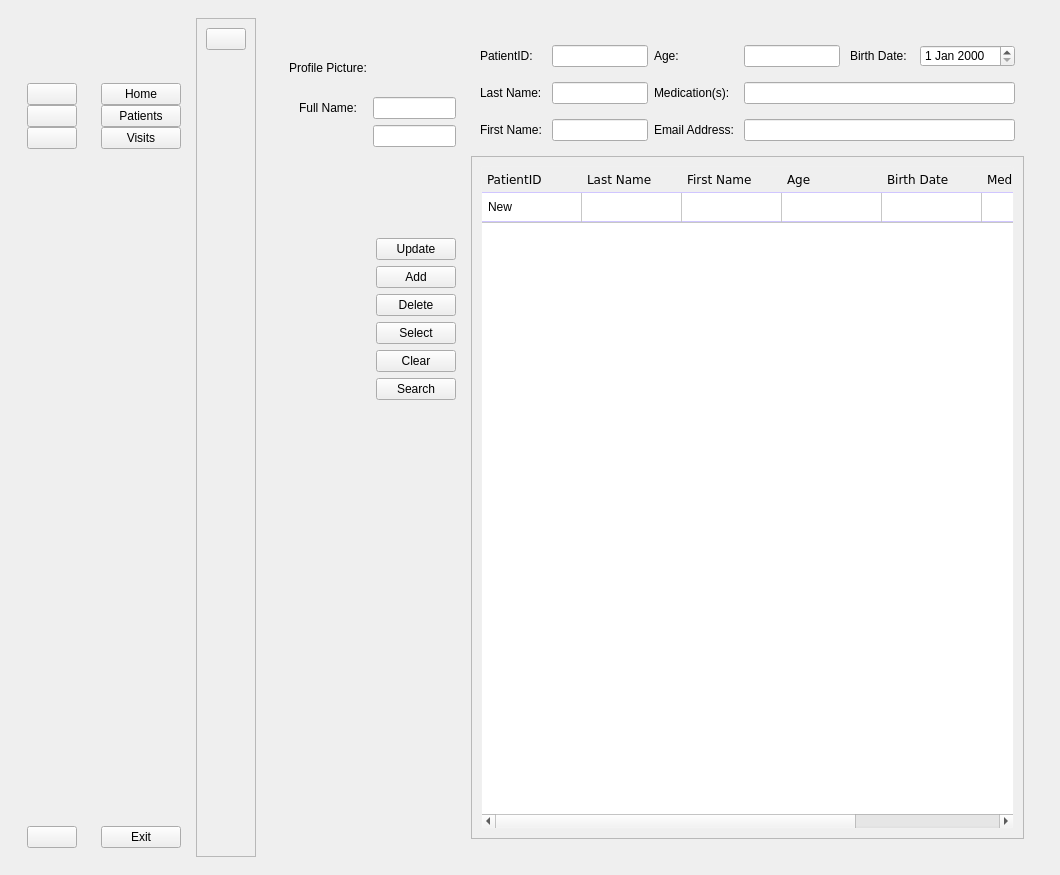
Above: MyPatientFIRST/MyPatientFIRST EHR Software_MainWindow.ui from vangsteven14/MyPatientFIRST-EHR-Software before the change. Below: the same form after it.
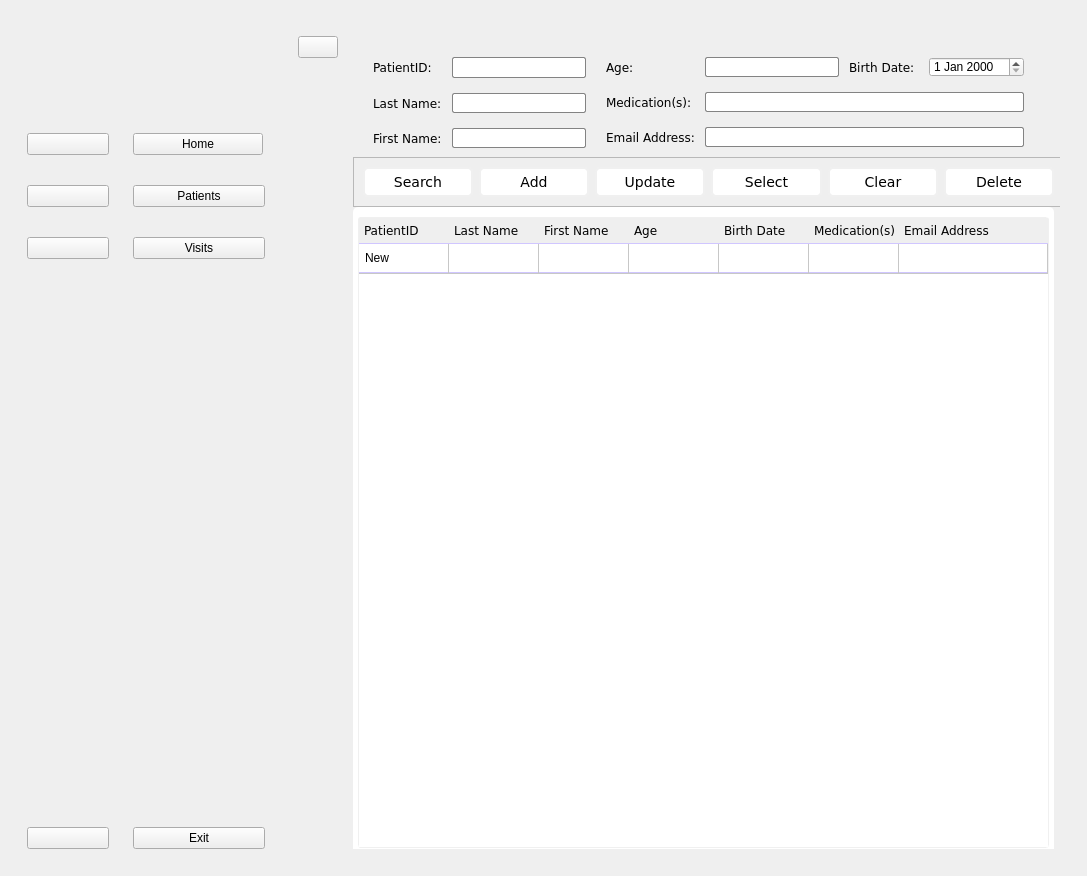
That is the form after the change. The open tabs and pages were chosen to show the change. Icons and pictures are not drawn.

Patch:
```diff
--- a/MyPatientFIRST/MyPatientFIRST EHR Software_MainWindow.ui
+++ b/MyPatientFIRST/MyPatientFIRST EHR Software_MainWindow.ui
@@ -6,8 +6,8 @@
    <rect>
     <x>0</x>
     <y>0</y>
-    <width>1060</width>
-    <height>875</height>
+    <width>1087</width>
+    <height>876</height>
    </rect>
   </property>
   <property name="windowTitle">
@@ -20,7 +20,7 @@
    <property name="styleSheet">
     <string notr="true"/>
    </property>
-   <layout class="QGridLayout" name="gridLayout_6">
+   <layout class="QGridLayout" name="gridLayout_10">
     <item row="0" column="0">
      <widget class="QWidget" name="full_menu_widget" native="true">
       <property name="styleSheet">
@@ -30,29 +30,21 @@
 }
 
 #title_frame {
-	background-color: #fff; 
 	border: none;
 	border-radius: 5px;
 }
 
-#null_frame_1, #null_frame_2 {
-	background-color: #2980b9; 
-}
-
 #navigation_frame {
-	background-color: #fff; 
 	border: none;
 	border-radius: 5px;
 }
 
 #profile_frame_1 {
-	background-color: #f8f9f9; 
 	border: none;
 	border-radius: 5px;
 }
 
-#info_frame_1 {
-	background-color: #fff;
+#information_frame {
 	border: none;
 	border-radius: 5px;
 }
@@ -60,7 +52,6 @@
 #function_frame_1 {
 	border: none;
 	border-radius: 5px;
-	background-color: #fff;
 }
 
 #result_frame {
@@ -70,9 +61,9 @@
 }
 
 /* Styles for labels, input fields, and combo boxes inside &quot;info_frame */
-#info_frame QLabel,
-#info_frame QLineEdit,
-#info_frame QComboxBox,
+#information_frame QLabel,
+#information_frame QLineEdit,
+#information_frame QComboxBox,
 #function_frame QPushButton,
 QHeaderView::section {
 	font-family: Verdana;
@@ -80,16 +71,16 @@
 }
 
 /*Styles for input fields and combo boxes inside info_frame*/
-#info_frame QLineEdit,
-#info_frame QComboBox {
+#information_frame QLineEdit,
+#information_frame QComboBox {
 	padding: 4px 5px;
 	border: 1px solid #838383;
 	border-radius: 2px;
 }
 
 /* Focus styles for input fields and combo boxes */
-#info_frame QLineEdit:focus,
-#info_frame QComboBox:focus {
+#information_frame QLineEdit:focus,
+#information_frame QComboBox:focus {
 	border-color: #0055ff;
 }
 
@@ -132,59 +123,16 @@
 	padding: 5px 10px;
 	border: 2px solid #f0f0f0;
 	border-radius: 5px;
-	background-color: #6495ed;
+	background-color: #fff;
 }
 
 /* Hover styled for buttons inside the 'function_frame' */
-#function_frame_1 QPushButton:hover {
-	border-color: #4c96f7;
+#function_frame QPushButton:hover {
 	font-size: 15px;
 }
 </string>
       </property>
       <layout class="QGridLayout" name="gridLayout">
-       <item row="0" column="2">
-        <widget class="QFrame" name="menu_frame_2">
-         <property name="frameShape">
-          <enum>QFrame::StyledPanel</enum>
-         </property>
-         <property name="frameShadow">
-          <enum>QFrame::Raised</enum>
-         </property>
-         <layout class="QGridLayout" name="gridLayout_5">
-          <item row="0" column="0">
-           <widget class="QPushButton" name="pushButton_3">
-            <property name="text">
-             <string/>
-            </property>
-            <property name="icon">
-             <iconset resource="resource.qrc">
-              <normaloff>:/icon/icons/menu.svg</normaloff>:/icon/icons/menu.svg</iconset>
-            </property>
-            <property name="iconSize">
-             <size>
-              <width>30</width>
-              <height>30</height>
-             </size>
-            </property>
-           </widget>
-          </item>
-          <item row="1" column="0">
-           <spacer name="verticalSpacer_3">
-            <property name="orientation">
-             <enum>Qt::Vertical</enum>
-            </property>
-            <property name="sizeHint" stdset="0">
-             <size>
-              <width>20</width>
-              <height>772</height>
-             </size>
-            </property>
-           </spacer>
-          </item>
-         </layout>
-        </widget>
-       </item>
        <item row="0" column="0">
         <widget class="QWidget" name="side_widget_1" native="true">
          <property name="maximumSize">
@@ -210,7 +158,7 @@
              </spacer>
             </item>
             <item>
-             <widget class="QLabel" name="logo_3">
+             <widget class="QLabel" name="logo_1">
               <property name="minimumSize">
                <size>
                 <width>50</width>
@@ -252,10 +200,13 @@
           <item row="1" column="0">
            <layout class="QVBoxLayout" name="verticalLayout_4">
             <property name="spacing">
-             <number>0</number>
+             <number>30</number>
+            </property>
+            <property name="topMargin">
+             <number>50</number>
             </property>
             <item>
-             <widget class="QPushButton" name="home_btn_2">
+             <widget class="QPushButton" name="home_btn_1">
               <property name="text">
                <string/>
               </property>
@@ -269,10 +220,16 @@
                 <height>30</height>
                </size>
               </property>
+              <property name="checkable">
+               <bool>true</bool>
+              </property>
+              <property name="autoExclusive">
+               <bool>true</bool>
+              </property>
              </widget>
             </item>
             <item>
-             <widget class="QPushButton" name="patient_btn_2">
+             <widget class="QPushButton" name="patient_btn_1">
               <property name="text">
                <string/>
               </property>
@@ -286,10 +243,16 @@
                 <height>30</height>
                </size>
               </property>
+              <property name="checkable">
+               <bool>true</bool>
+              </property>
+              <property name="autoExclusive">
+               <bool>true</bool>
+              </property>
              </widget>
             </item>
             <item>
-             <widget class="QPushButton" name="visit_btn_2">
+             <widget class="QPushButton" name="visit_btn_1">
               <property name="text">
                <string/>
               </property>
@@ -303,6 +266,12 @@
                 <height>30</height>
                </size>
               </property>
+              <property name="checkable">
+               <bool>true</bool>
+              </property>
+              <property name="autoExclusive">
+               <bool>true</bool>
+              </property>
              </widget>
             </item>
            </layout>
@@ -321,7 +290,7 @@
            </spacer>
           </item>
           <item row="3" column="0">
-           <widget class="QPushButton" name="exit_btn_3">
+           <widget class="QPushButton" name="exit_btn_1">
             <property name="text">
              <string/>
             </property>
@@ -335,6 +304,12 @@
               <height>30</height>
              </size>
             </property>
+            <property name="checkable">
+             <bool>true</bool>
+            </property>
+            <property name="autoExclusive">
+             <bool>true</bool>
+            </property>
            </widget>
           </item>
          </layout>
@@ -352,6 +327,19 @@
           </size>
          </property>
          <layout class="QGridLayout" name="gridLayout_4">
+          <item row="2" column="0">
+           <spacer name="verticalSpacer">
+            <property name="orientation">
+             <enum>Qt::Vertical</enum>
+            </property>
+            <property name="sizeHint" stdset="0">
+             <size>
+              <width>20</width>
+              <height>594</height>
+             </size>
+            </property>
+           </spacer>
+          </item>
           <item row="0" column="0">
            <layout class="QHBoxLayout" name="horizontalLayout_4">
             <item>
@@ -368,7 +356,7 @@
              </spacer>
             </item>
             <item>
-             <widget class="QLabel" name="logo_4">
+             <widget class="QLabel" name="logo_2">
               <property name="minimumSize">
                <size>
                 <width>50</width>
@@ -407,19 +395,42 @@
             </item>
            </layout>
           </item>
+          <item row="3" column="0">
+           <widget class="QPushButton" name="exit_btn_2">
+            <property name="text">
+             <string>Exit</string>
+            </property>
+            <property name="icon">
+             <iconset resource="resource.qrc">
+              <normaloff>:/icon/icons/exit.svg</normaloff>:/icon/icons/exit.svg</iconset>
+            </property>
+            <property name="iconSize">
+             <size>
+              <width>30</width>
+              <height>30</height>
+             </size>
+            </property>
+            <property name="checkable">
+             <bool>true</bool>
+            </property>
+            <property name="autoExclusive">
+             <bool>true</bool>
+            </property>
+           </widget>
+          </item>
           <item row="1" column="0">
            <layout class="QVBoxLayout" name="verticalLayout_5">
             <property name="spacing">
-             <number>0</number>
+             <number>30</number>
             </property>
             <property name="topMargin">
-             <number>0</number>
+             <number>50</number>
             </property>
             <property name="bottomMargin">
              <number>0</number>
             </property>
             <item>
-             <widget class="QPushButton" name="home_btn_4">
+             <widget class="QPushButton" name="home_btn_2">
               <property name="minimumSize">
                <size>
                 <width>0</width>
@@ -428,7 +439,7 @@
               </property>
               <property name="maximumSize">
                <size>
-                <width>100</width>
+                <width>130</width>
                 <height>100</height>
                </size>
               </property>
@@ -445,10 +456,16 @@
                 <height>30</height>
                </size>
               </property>
+              <property name="checkable">
+               <bool>true</bool>
+              </property>
+              <property name="autoExclusive">
+               <bool>true</bool>
+              </property>
              </widget>
             </item>
             <item>
-             <widget class="QPushButton" name="patient_btn_4">
+             <widget class="QPushButton" name="patient_btn_2">
               <property name="maximumSize">
                <size>
                 <width>200</width>
@@ -468,10 +485,16 @@
                 <height>30</height>
                </size>
               </property>
+              <property name="checkable">
+               <bool>true</bool>
+              </property>
+              <property name="autoExclusive">
+               <bool>true</bool>
+              </property>
              </widget>
             </item>
             <item>
-             <widget class="QPushButton" name="visit_btn_4">
+             <widget class="QPushButton" name="visit_btn_2">
               <property name="minimumSize">
                <size>
                 <width>0</width>
@@ -497,70 +520,101 @@
                 <height>30</height>
                </size>
               </property>
-             </widget>
-            </item>
-           </layout>
-          </item>
-          <item row="2" column="0">
-           <spacer name="verticalSpacer">
-            <property name="orientation">
-             <enum>Qt::Vertical</enum>
-            </property>
-            <property name="sizeHint" stdset="0">
-             <size>
-              <width>20</width>
-              <height>594</height>
-             </size>
-            </property>
-           </spacer>
-          </item>
-          <item row="3" column="0">
-           <widget class="QPushButton" name="exit_btn_4">
-            <property name="text">
-             <string>Exit</string>
-            </property>
-            <property name="icon">
-             <iconset resource="resource.qrc">
-              <normaloff>:/icon/icons/exit.svg</normaloff>:/icon/icons/exit.svg</iconset>
-            </property>
-            <property name="iconSize">
-             <size>
-              <width>30</width>
-              <height>30</height>
-             </size>
-            </property>
+              <property name="checkable">
+               <bool>true</bool>
+              </property>
+              <property name="autoExclusive">
+               <bool>true</bool>
+              </property>
            </widget>
           </item>
          </layout>
+          </item>
+         </layout>
         </widget>
        </item>
-       <item row="0" column="3">
+       <item row="0" column="2">
         <widget class="QWidget" name="content_widget_3" native="true">
-         <layout class="QGridLayout" name="gridLayout_12">
+         <layout class="QGridLayout" name="gridLayout_11">
+          <item row="0" column="0">
+           <widget class="QWidget" name="menu_widget" native="true">
+            <layout class="QGridLayout" name="gridLayout_8">
+             <item row="0" column="0">
+              <layout class="QGridLayout" name="gridLayout_7">
+               <item row="0" column="0">
+                <widget class="QPushButton" name="pushButton">
+                 <property name="text">
+                  <string/>
+                 </property>
+                 <property name="icon">
+                  <iconset resource="resource.qrc">
+                   <normaloff>:/icon/icons/menu.svg</normaloff>:/icon/icons/menu.svg</iconset>
+                 </property>
+                 <property name="iconSize">
+                  <size>
+                   <width>30</width>
+                   <height>30</height>
+                  </size>
+                 </property>
+                 <property name="checkable">
+                  <bool>true</bool>
+                 </property>
+                </widget>
+               </item>
           <item row="1" column="0">
+                <spacer name="verticalSpacer_7">
+                 <property name="orientation">
+                  <enum>Qt::Vertical</enum>
+                 </property>
+                 <property name="sizeHint" stdset="0">
+                  <size>
+                   <width>20</width>
+                   <height>708</height>
+                  </size>
+                 </property>
+                </spacer>
+               </item>
+              </layout>
+             </item>
+            </layout>
+           </widget>
+          </item>
+          <item row="0" column="1">
            <widget class="QStackedWidget" name="stackedWidget">
             <property name="currentIndex">
-             <number>0</number>
+             <number>1</number>
             </property>
             <widget class="QWidget" name="page_2">
-             <layout class="QGridLayout" name="gridLayout_3">
-              <item row="1" column="1" rowspan="2">
-               <widget class="QFrame" name="result_frame_3">
+             <widget class="QFrame" name="result_frame">
+              <property name="geometry">
+               <rect>
+                <x>0</x>
+                <y>180</y>
+                <width>701</width>
+                <height>651</height>
+               </rect>
+              </property>
                 <property name="frameShape">
                  <enum>QFrame::StyledPanel</enum>
                 </property>
                 <property name="frameShadow">
                  <enum>QFrame::Raised</enum>
                 </property>
-                <layout class="QGridLayout" name="gridLayout_19">
-                 <item row="0" column="0">
-                  <widget class="QTableWidget" name="tableWidget_3">
-                   <property name="maximumSize">
-                    <size>
-                     <width>1000</width>
-                     <height>2000</height>
-                    </size>
-                   </property>
+              <layout class="QGridLayout" name="gridLayout_5">
+               <property name="leftMargin">
+                <number>5</number>
+               </property>
+               <property name="topMargin">
+                <number>10</number>
+               </property>
+               <property name="rightMargin">
+                <number>5</number>
+               </property>
+               <property name="bottomMargin">
+                <number>10</number>
+               </property>
+               <item row="0" column="1">
+                <widget class="QTableWidget" name="tableWidget">
                    <property name="focusPolicy">
                     <enum>Qt::NoFocus</enum>
                    </property>
@@ -574,7 +628,7 @@
                     <number>50</number>
                    </attribute>
                    <attribute name="horizontalHeaderDefaultSectionSize">
-                    <number>100</number>
+                  <number>90</number>
                    </attribute>
                    <attribute name="horizontalHeaderShowSortIndicator" stdset="0">
                     <bool>false</bool>
@@ -655,52 +709,36 @@
                  </item>
                 </layout>
                </widget>
-              </item>
-              <item row="0" column="1">
-               <widget class="QFrame" name="info_frame_3">
-                <layout class="QGridLayout" name="gridLayout_16">
-                 <item row="0" column="0">
-                  <layout class="QGridLayout" name="gridLayout_17">
+             <widget class="QFrame" name="information_frame">
+              <property name="geometry">
+               <rect>
+                <x>0</x>
+                <y>10</y>
+                <width>691</width>
+                <height>131</height>
+               </rect>
+              </property>
+              <layout class="QGridLayout" name="info_frame">
+               <property name="leftMargin">
+                <number>20</number>
+               </property>
+               <property name="topMargin">
+                <number>20</number>
+               </property>
+               <property name="rightMargin">
+                <number>20</number>
+               </property>
+               <property name="bottomMargin">
+                <number>20</number>
+               </property>
                    <property name="horizontalSpacing">
-                    <number>10</number>
+                <number>20</number>
                    </property>
                    <property name="verticalSpacing">
-                    <number>15</number>
-                   </property>
-                   <item row="2" column="1">
-                    <widget class="QLineEdit" name="lineEdit_19"/>
-                   </item>
-                   <item row="0" column="0">
-                    <widget class="QLabel" name="label_21">
-                     <property name="text">
-                      <string>PatientID:</string>
-                     </property>
-                    </widget>
-                   </item>
+                <number>10</number>
+               </property>
                    <item row="0" column="1">
-                    <widget class="QLineEdit" name="lineEdit_20"/>
-                   </item>
-                   <item row="2" column="0">
-                    <widget class="QLabel" name="label_22">
-                     <property name="text">
-                      <string>First Name:</string>
-                     </property>
-                    </widget>
-                   </item>
-                   <item row="1" column="0">
-                    <widget class="QLabel" name="label_23">
-                     <property name="text">
-                      <string>Last Name:</string>
-                     </property>
-                    </widget>
-                   </item>
-                   <item row="1" column="1">
-                    <widget class="QLineEdit" name="lineEdit_21"/>
-                   </item>
-                  </layout>
-                 </item>
-                 <item row="0" column="1">
-                  <layout class="QGridLayout" name="gridLayout_18">
+                <layout class="QGridLayout" name="gridLayout_6">
                    <property name="horizontalSpacing">
                     <number>10</number>
                    </property>
@@ -708,24 +746,24 @@
                     <number>15</number>
                    </property>
                    <item row="5" column="0">
-                    <widget class="QLabel" name="label_24">
+                  <widget class="QLabel" name="email_label">
                      <property name="text">
                       <string>Email Address:</string>
                      </property>
                     </widget>
                    </item>
                    <item row="1" column="1">
-                    <widget class="QLineEdit" name="lineEdit_22"/>
+                  <widget class="QLineEdit" name="age_lineEdit"/>
                    </item>
                    <item row="4" column="1" colspan="3">
-                    <widget class="QLineEdit" name="lineEdit_23"/>
+                  <widget class="QLineEdit" name="med_lineEdit"/>
                    </item>
                    <item row="1" column="2">
-                    <widget class="QLabel" name="label_25">
+                  <widget class="QLabel" name="birthDate_label">
                      <property name="font">
                       <font>
-                       <family>Segoe UI</family>
-                       <pointsize>9</pointsize>
+                     <family>Verdana</family>
+                     <pointsize>-1</pointsize>
                       </font>
                      </property>
                      <property name="text">
@@ -734,60 +772,95 @@
                     </widget>
                    </item>
                    <item row="1" column="0">
-                    <widget class="QLabel" name="label_26">
+                  <widget class="QLabel" name="age_label">
                      <property name="text">
                       <string>Age:</string>
                      </property>
                     </widget>
                    </item>
                    <item row="5" column="1" colspan="3">
-                    <widget class="QLineEdit" name="lineEdit_24"/>
+                  <widget class="QLineEdit" name="email_lineEdit"/>
                    </item>
                    <item row="4" column="0">
-                    <widget class="QLabel" name="label_27">
+                  <widget class="QLabel" name="med_label">
                      <property name="text">
                       <string>Medication(s):</string>
                      </property>
                     </widget>
                    </item>
                    <item row="1" column="3">
-                    <widget class="QDateEdit" name="dateEdit_3"/>
+                  <widget class="QDateEdit" name="birthDate_dateEdit"/>
                    </item>
                   </layout>
                  </item>
-                </layout>
-               </widget>
-              </item>
-              <item row="2" column="0">
-               <widget class="QFrame" name="function_frame_3">
-                <property name="maximumSize">
-                 <size>
-                  <width>1000</width>
-                  <height>1000</height>
-                 </size>
-                </property>
-                <layout class="QGridLayout" name="gridLayout_7">
+               <item row="0" column="0">
+                <layout class="QGridLayout" name="gridLayout_3">
+                 <property name="horizontalSpacing">
+                  <number>10</number>
+                 </property>
+                 <property name="verticalSpacing">
+                  <number>15</number>
+                 </property>
                  <item row="0" column="1">
-                  <spacer name="verticalSpacer_5">
-                   <property name="orientation">
-                    <enum>Qt::Vertical</enum>
+                  <widget class="QLineEdit" name="PatientID_lineEdit"/>
+                 </item>
+                 <item row="2" column="1">
+                  <widget class="QLineEdit" name="FName_lineEdit"/>
+                 </item>
+                 <item row="2" column="0">
+                  <widget class="QLabel" name="FName_label">
+                   <property name="text">
+                    <string>First Name:</string>
                    </property>
-                   <property name="sizeHint" stdset="0">
-                    <size>
-                     <width>20</width>
-                     <height>41</height>
-                    </size>
-                   </property>
-                  </spacer>
+                  </widget>
                  </item>
                  <item row="1" column="1">
-                  <widget class="QPushButton" name="update_btn_3">
+                  <widget class="QLineEdit" name="LName_lineEdit"/>
+                 </item>
+                 <item row="1" column="0">
+                  <widget class="QLabel" name="LName_label">
                    <property name="text">
-                    <string>Update</string>
+                    <string>Last Name:</string>
+                   </property>
+                  </widget>
+                 </item>
+                 <item row="0" column="0">
+                  <widget class="QLabel" name="PatientID_label">
+                   <property name="text">
+                    <string>PatientID:</string>
+                   </property>
+                  </widget>
+                 </item>
+                </layout>
+               </item>
+              </layout>
+             </widget>
+             <widget class="QFrame" name="function_frame">
+              <property name="geometry">
+               <rect>
+                <x>0</x>
+                <y>130</y>
+                <width>711</width>
+                <height>50</height>
+               </rect>
+              </property>
+              <property name="frameShape">
+               <enum>QFrame::StyledPanel</enum>
+              </property>
+              <property name="frameShadow">
+               <enum>QFrame::Raised</enum>
+              </property>
+              <layout class="QGridLayout" name="gridLayout_9">
+               <item row="0" column="0">
+                <layout class="QHBoxLayout" name="horizontalLayout">
+                 <item>
+                  <widget class="QPushButton" name="search_btn_2">
+                   <property name="text">
+                    <string>Search</string>
                    </property>
                    <property name="icon">
                     <iconset>
-                     <normaloff>../../../.designer/backup/icons/update.svg</normaloff>../../../.designer/backup/icons/update.svg</iconset>
+                     <normaloff>icons/search.svg</normaloff>icons/search.svg</iconset>
                    </property>
                    <property name="iconSize">
                     <size>
@@ -797,14 +870,14 @@
                    </property>
                   </widget>
                  </item>
-                 <item row="2" column="1">
-                  <widget class="QPushButton" name="add_btn_3">
+                 <item>
+                  <widget class="QPushButton" name="add_btn_2">
                    <property name="text">
                     <string>Add</string>
                    </property>
                    <property name="icon">
                     <iconset>
-                     <normaloff>../../../.designer/backup/icons/add.svg</normaloff>../../../.designer/backup/icons/add.svg</iconset>
+                     <normaloff>icons/add.svg</normaloff>icons/add.svg</iconset>
                    </property>
                    <property name="iconSize">
                     <size>
@@ -814,27 +887,14 @@
                    </property>
                   </widget>
                  </item>
-                 <item row="3" column="0">
-                  <spacer name="horizontalSpacer_2">
-                   <property name="orientation">
-                    <enum>Qt::Horizontal</enum>
-                   </property>
-                   <property name="sizeHint" stdset="0">
-                    <size>
-                     <width>26</width>
-                     <height>20</height>
-                    </size>
-                   </property>
-                  </spacer>
-                 </item>
-                 <item row="3" column="1">
-                  <widget class="QPushButton" name="delete_btn_3">
+                 <item>
+                  <widget class="QPushButton" name="update_btn_2">
                    <property name="text">
-                    <string>Delete</string>
+                    <string>Update</string>
                    </property>
                    <property name="icon">
                     <iconset>
-                     <normaloff>../../../.designer/backup/icons/delete.svg</normaloff>../../../.designer/backup/icons/delete.svg</iconset>
+                     <normaloff>icons/update.svg</normaloff>icons/update.svg</iconset>
                    </property>
                    <property name="iconSize">
                     <size>
@@ -844,14 +904,14 @@
                    </property>
                   </widget>
                  </item>
-                 <item row="4" column="1">
-                  <widget class="QPushButton" name="select_btn_3">
+                 <item>
+                  <widget class="QPushButton" name="select_btn_2">
                    <property name="text">
                     <string>Select</string>
                    </property>
                    <property name="icon">
                     <iconset>
-                     <normaloff>../../../.designer/backup/icons/select.svg</normaloff>../../../.designer/backup/icons/select.svg</iconset>
+                     <normaloff>icons/select.svg</normaloff>icons/select.svg</iconset>
                    </property>
                    <property name="iconSize">
                     <size>
@@ -861,14 +921,14 @@
                    </property>
                   </widget>
                  </item>
-                 <item row="5" column="1">
-                  <widget class="QPushButton" name="clear_btn_3">
+                 <item>
+                  <widget class="QPushButton" name="clear_btn_2">
                    <property name="text">
                     <string>Clear</string>
                    </property>
                    <property name="icon">
                     <iconset>
-                     <normaloff>../../../.designer/backup/icons/clear.svg</normaloff>../../../.designer/backup/icons/clear.svg</iconset>
+                     <normaloff>icons/clear.svg</normaloff>icons/clear.svg</iconset>
                    </property>
                    <property name="iconSize">
                     <size>
@@ -878,14 +938,14 @@
                    </property>
                   </widget>
                  </item>
-                 <item row="6" column="1">
-                  <widget class="QPushButton" name="search_btn_3">
+                 <item>
+                  <widget class="QPushButton" name="delete_btn_2">
                    <property name="text">
-                    <string>Search</string>
+                    <string>Delete</string>
                    </property>
                    <property name="icon">
                     <iconset>
-                     <normaloff>../../../.designer/backup/icons/search.svg</normaloff>../../../.designer/backup/icons/search.svg</iconset>
+                     <normaloff>icons/delete.svg</normaloff>icons/delete.svg</iconset>
                    </property>
                    <property name="iconSize">
                     <size>
@@ -895,69 +955,18 @@
                    </property>
                   </widget>
                  </item>
-                 <item row="7" column="1">
-                  <spacer name="verticalSpacer_4">
-                   <property name="orientation">
-                    <enum>Qt::Vertical</enum>
-                   </property>
-                   <property name="sizeHint" stdset="0">
-                    <size>
-                     <width>20</width>
-                     <height>430</height>
-                    </size>
-                   </property>
-                  </spacer>
-                 </item>
                 </layout>
-               </widget>
-              </item>
-              <item row="0" column="0" rowspan="2">
-               <widget class="QFrame" name="profile_frame_3">
-                <layout class="QGridLayout" name="gridLayout_15">
-                 <item row="2" column="1">
-                  <widget class="QLineEdit" name="lineEdit_17"/>
-                 </item>
-                 <item row="3" column="1">
-                  <widget class="QLineEdit" name="lineEdit_18"/>
-                 </item>
-                 <item row="1" column="0">
-                  <widget class="QLabel" name="label_20">
-                   <property name="text">
-                    <string>Profile Picture:</string>
-                   </property>
-                   <property name="alignment">
-                    <set>Qt::AlignCenter</set>
-                   </property>
-                  </widget>
-                 </item>
-                 <item row="2" column="0">
-                  <widget class="QLabel" name="label_19">
-                   <property name="minimumSize">
-                    <size>
-                     <width>3</width>
-                     <height>0</height>
-                    </size>
-                   </property>
-                   <property name="text">
-                    <string>Full Name:</string>
-                   </property>
-                   <property name="alignment">
-                    <set>Qt::AlignCenter</set>
-                   </property>
-                  </widget>
-                 </item>
-                </layout>
-               </widget>
-              </item>
-             </layout>
+               </item>
+              </layout>
+             </widget>
             </widget>
             <widget class="QWidget" name="page_3">
-             <widget class="QLabel" name="label_2">
+             <widget class="QLabel" name="label_b">
               <property name="geometry">
                <rect>
-                <x>280</x>
-                <y>300</y>
-                <width>261</width>
+                <x>260</x>
+                <y>280</y>
+                <width>251</width>
                 <height>131</height>
                </rect>
               </property>
@@ -967,7 +976,7 @@
                </font>
               </property>
               <property name="text">
-               <string>Visit Page 3</string>
+               <string>Visits Page</string>
               </property>
               <property name="alignment">
                <set>Qt::AlignCenter</set>
@@ -975,13 +984,13 @@
              </widget>
             </widget>
             <widget class="QWidget" name="page_1">
-             <widget class="QLabel" name="label_3">
+             <widget class="QLabel" name="label_a">
               <property name="geometry">
                <rect>
-                <x>250</x>
-                <y>300</y>
-                <width>321</width>
-                <height>131</height>
+                <x>230</x>
+                <y>260</y>
+                <width>301</width>
+                <height>191</height>
                </rect>
               </property>
               <property name="font">
@@ -990,7 +999,7 @@
                </font>
               </property>
               <property name="text">
-               <string>Home Dashboard Page 1</string>
+               <string>Home Dashboard Page</string>
               </property>
               <property name="alignment">
                <set>Qt::AlignCenter</set>
```
Left out of the diff: 163 changed lines with no effect on the pictures. Lines whose indentation alone changed are shown as unchanged.
